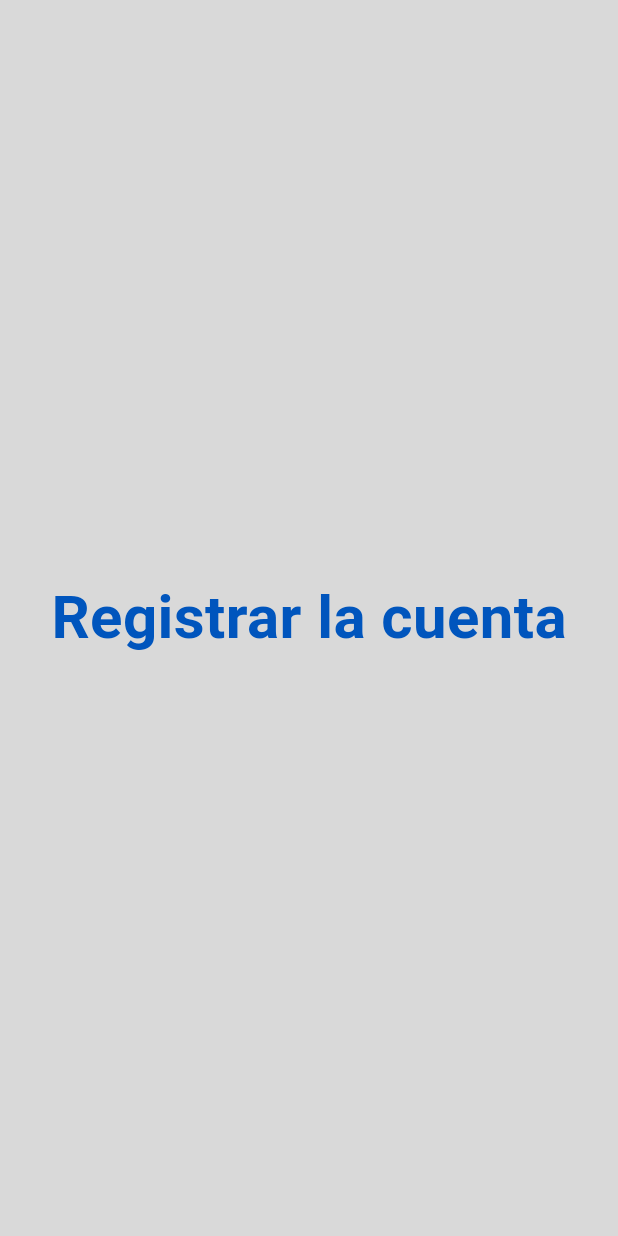
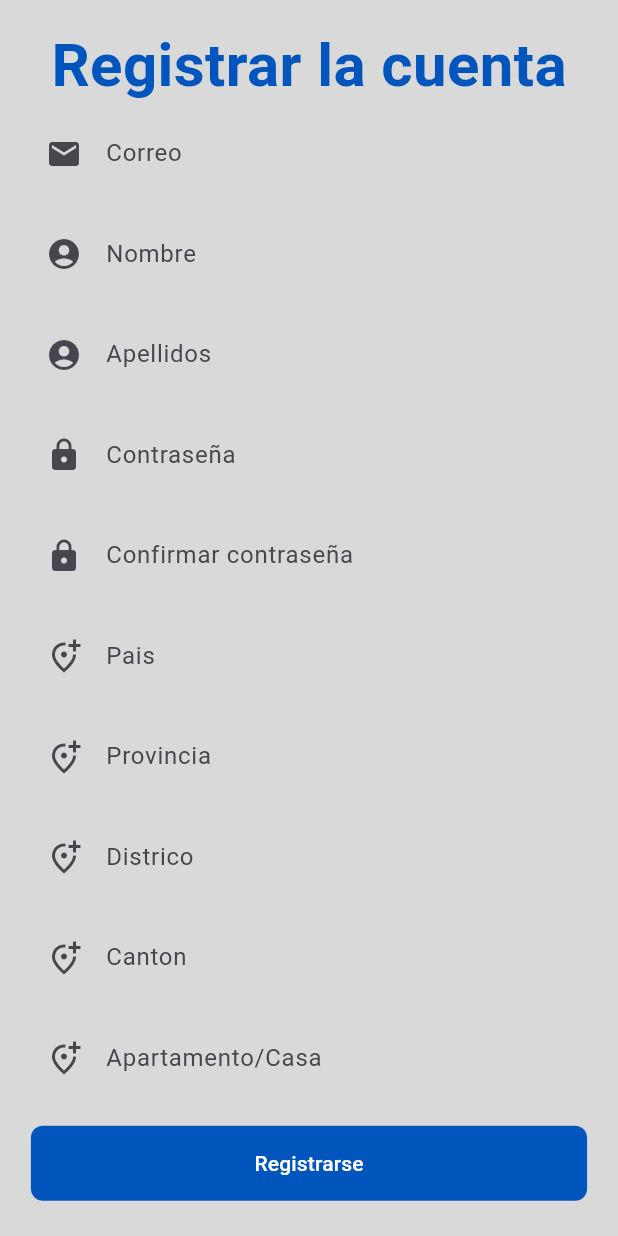
Before and after one commit to Adriel23456/SmartHomeTEC_CE_2024, a Flutter app: the RegisterPage screen opened directly, on a phone screen of 412 x 824 dp. Run offline on Flutter 3.47's test engine with Material 3 defaults, Android fonts, the phone set to English and light mode, and no system bars.

Commit message:
[ADD] register UI
Added the user interface for the register page, but the backend is still pending

```diff
--- a/smart_home_tec_app/lib/pages/login_page.dart
+++ b/smart_home_tec_app/lib/pages/login_page.dart
@@ -14,7 +14,7 @@ class LoginPage extends StatefulWidget{
 
 class _LoginPageState extends State<LoginPage> {
   //definir controles, estos van a obtener el valor de entrada y enviarlo a la base de datos
-  final userName = TextEditingController();
+  final userMail = TextEditingController();
   final password=TextEditingController();
   bool isRemembered=false;
 
@@ -28,7 +28,7 @@ class _LoginPageState extends State<LoginPage> {
             mainAxisAlignment: MainAxisAlignment.center,
             children: [
               const Text("Inicio de Sesión", style: TextStyle(fontSize: 40, fontWeight: FontWeight.bold, color: colorBaseBoton),),
-              TextEntry(writtenText: "Nombre de Usuario", icon: Icons.account_circle, controller: userName),
+              TextEntry(writtenText: "Correo", icon: Icons.account_circle, controller: userMail),
               TextEntry(writtenText: "Contraseña", icon: Icons.lock, controller: password, passwordVisibility: true),
 
               ListTile(
--- a/smart_home_tec_app/lib/pages/register_page.dart
+++ b/smart_home_tec_app/lib/pages/register_page.dart
@@ -1,5 +1,7 @@
 import 'package:flutter/material.dart';
+import 'package:smart_home_tec_app/pages/created_objects/button.dart';
 import 'package:smart_home_tec_app/pages/created_objects/constantes.dart';
+import 'package:smart_home_tec_app/pages/created_objects/textentry.dart';
 
 class RegisterPage extends StatefulWidget{
   const RegisterPage({super.key});
@@ -10,18 +12,42 @@ class RegisterPage extends StatefulWidget{
 }
 
 class _RegisterPageState extends State<RegisterPage> {
+  final userMail= TextEditingController();
+  final password = TextEditingController();
+  final name = TextEditingController();
+  final lastName = TextEditingController();
+  final passwordConfirm = TextEditingController();
+  final country =TextEditingController();
+  final province =TextEditingController();
+  final district =TextEditingController();
+  final canton =TextEditingController();
+  final homeInfo =TextEditingController();
+
   @override
   Widget build(BuildContext context){
     return Scaffold(
       backgroundColor: colorFondo,
       body: SafeArea(
         child: Center(
-          child: Column(
-            mainAxisAlignment: MainAxisAlignment.center,
-            children: [
-              const Text("Registrar la cuenta", style: TextStyle(fontSize: 40, fontWeight: FontWeight.bold, color: colorBaseBoton),),
-            ],
-          )))
+          child: SingleChildScrollView(
+            child: Column(
+              mainAxisAlignment: MainAxisAlignment.center,
+              children: [
+                const Text("Registrar la cuenta", style: TextStyle(fontSize: 40, fontWeight: FontWeight.bold, color: colorBaseBoton),),
+                TextEntry(writtenText: "Correo", icon: Icons.mail, controller: userMail),
+                TextEntry(writtenText: "Nombre", icon: Icons.account_circle, controller: name),
+                TextEntry(writtenText: "Apellidos", icon: Icons.account_circle, controller: lastName),
+                TextEntry(writtenText: "Contraseña", icon: Icons.lock, controller: password, passwordVisibility: true),
+                TextEntry(writtenText: "Confirmar contraseña", icon: Icons.lock, controller: password, passwordVisibility: true),
+                TextEntry(writtenText: "Pais", icon: Icons.add_location_alt_outlined, controller: country),
+                TextEntry(writtenText: "Provincia", icon: Icons.add_location_alt_outlined, controller: province),
+                TextEntry(writtenText: "Districo", icon: Icons.add_location_alt_outlined, controller: district),
+                TextEntry(writtenText: "Canton", icon: Icons.add_location_alt_outlined, controller: canton),
+                TextEntry(writtenText: "Apartamento/Casa", icon: Icons.add_location_alt_outlined, controller: homeInfo),
+
+                Button(texto: "Registrarse", funcion: (){})
+              ],
+            ))))
     );
   }
 }
```
